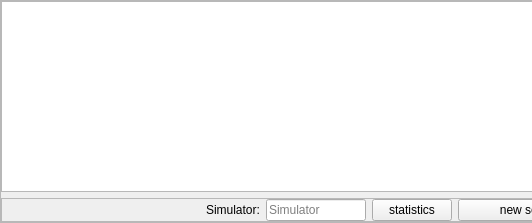
Old version of the form src/blackgui/components/dbownmodelsetcomponent.ui in the repository swift-project/pilotclient; both pictures show x 0 to 532 and y 0 to 223 of the 1019 by 223 pixel window.
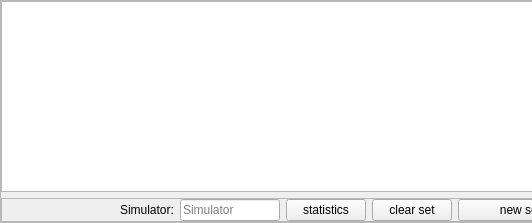
New version of the form. Custom widgets are drawn as their Qt base class.

Commit message:
Own model set dialog / dialog improvements
* better terms
* clear button to clear own model set

```diff
--- a/src/blackgui/components/dbownmodelsetcomponent.ui
+++ b/src/blackgui/components/dbownmodelsetcomponent.ui
@@ -116,6 +116,13 @@
         </property>
        </widget>
       </item>
+      <item>
+       <widget class="QPushButton" name="pb_Clear">
+        <property name="text">
+         <string>clear set</string>
+        </property>
+       </widget>
+      </item>
       <item>
        <widget class="QPushButton" name="pb_CreateNewSet">
         <property name="minimumSize">
```
Left out of the diff: 11 changed lines with no effect on the pictures. The commit also changes 3 other files.
